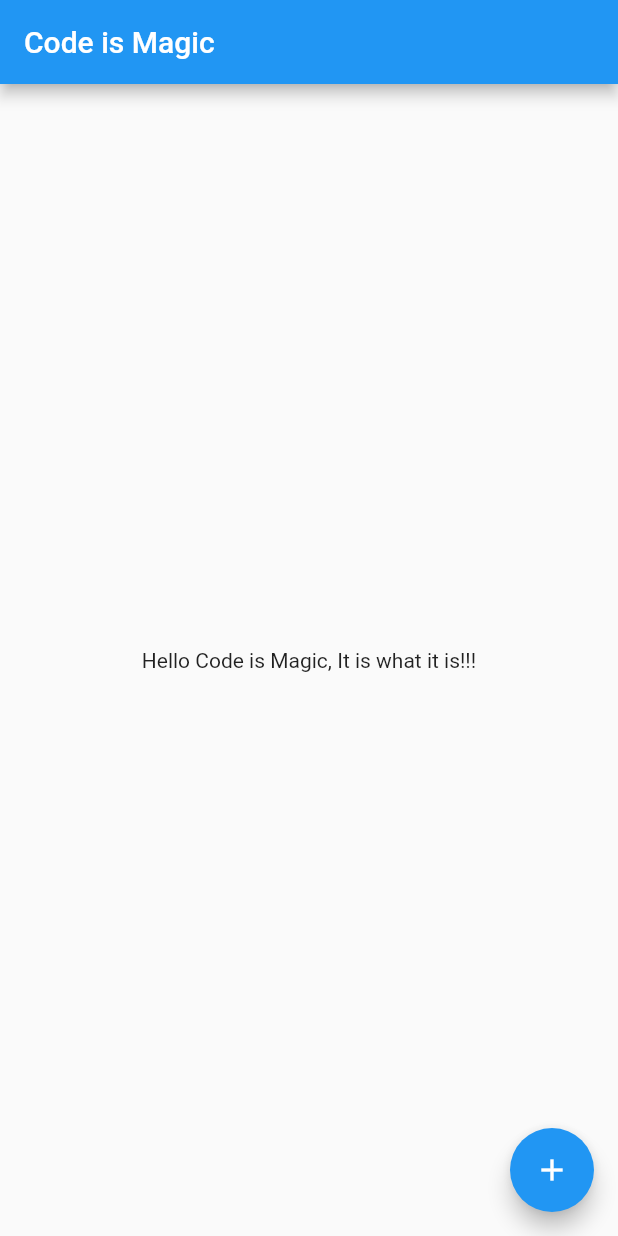
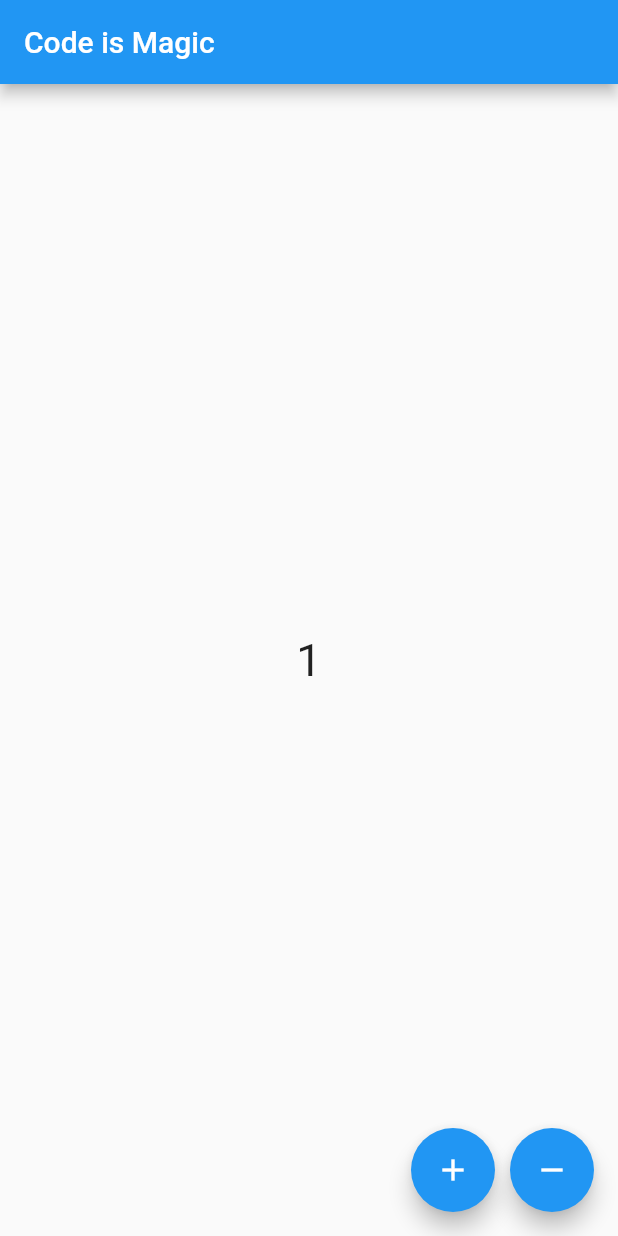
Before and after one commit to Oshinowo/todo-app, a Flutter app: the screen it shows after launch, after a tap on the "add" icon, on a phone screen of 412 x 824 dp. Run offline on Flutter 3.47's test engine with Material 2 defaults, Android fonts, the phone set to English and light mode, and no system bars; our stand-ins replace bloc, equatable, flutter_bloc.

Commit message:
complete counter app using cubit

```diff
--- /dev/null
+++ b/lib/cubits/counter/counter_cubit.dart
@@ -0,0 +1,18 @@
+import 'package:bloc/bloc.dart';
+import 'package:equatable/equatable.dart';
+
+part 'counter_state.dart';
+
+class CounterCubit extends Cubit<CounterState> {
+  CounterCubit() : super(CounterState.initial());
+
+  void increment() {
+    final newState = state.copyWith(counter: state.counter + 1);
+    print(newState);
+    emit(newState);
+  }
+
+  void decrement() {
+    emit(state.copyWith(counter: state.counter - 1));
+  }
+}
--- /dev/null
+++ b/lib/cubits/counter/counter_state.dart
@@ -0,0 +1,27 @@
+part of 'counter_cubit.dart';
+
+class CounterState extends Equatable {
+  final int counter;
+
+  const CounterState({
+    required this.counter,
+  });
+
+  factory CounterState.initial() {
+    return const CounterState(counter: 0);
+  }
+
+  CounterState copyWith({
+    int? counter,
+  }) {
+    return CounterState(
+      counter: counter ?? this.counter,
+    );
+  }
+
+  @override
+  bool get stringify => true;
+
+  @override
+  List<Object> get props => [counter];
+}
--- a/lib/main.dart
+++ b/lib/main.dart
@@ -1,4 +1,8 @@
 import 'package:flutter/material.dart';
+import 'package:flutter_bloc/flutter_bloc.dart';
+
+import 'cubits/counter/counter_cubit.dart';
+import 'screens/home_screen.dart';
 
 void main() {
   runApp(const TodoApp());
@@ -9,36 +13,15 @@ class TodoApp extends StatelessWidget {
 
   @override
   Widget build(BuildContext context) {
-    return MaterialApp(
-      title: 'Todo Bloc App',
-      debugShowCheckedModeBanner: false,
-      theme: ThemeData(
-        visualDensity: VisualDensity.adaptivePlatformDensity,
-      ),
-      home: const HomeScreen(),
-    );
-  }
-}
-
-class HomeScreen extends StatelessWidget {
-  const HomeScreen({Key? key}) : super(key: key);
-
-  @override
-  Widget build(BuildContext context) {
-    return Scaffold(
-      appBar: AppBar(
-        title: const Text('Code is Magic'),
-      ),
-      body: const Center(
-        child: Text(
-          'Hello Code is Magic, It is what it is!!!',
+    return BlocProvider<CounterCubit>(
+      create: (context) => CounterCubit(),
+      child: MaterialApp(
+        title: 'Todo Bloc App',
+        debugShowCheckedModeBanner: false,
+        theme: ThemeData(
+          visualDensity: VisualDensity.adaptivePlatformDensity,
         ),
-      ),
-      floatingActionButton: FloatingActionButton(
-        onPressed: () {},
-        child: const Icon(
-          Icons.add,
-        ),
+        home: const HomeScreen(),
       ),
     );
   }
--- /dev/null
+++ b/lib/screens/home_screen.dart
@@ -0,0 +1,124 @@
+import 'package:flutter/material.dart';
+import 'package:flutter_bloc/flutter_bloc.dart';
+import 'package:todo_app/screens/other_screen.dart';
+
+import '../cubits/counter/counter_cubit.dart';
+
+class HomeScreen extends StatelessWidget {
+  const HomeScreen({Key? key}) : super(key: key);
+
+  @override
+  Widget build(BuildContext context) {
+    return Scaffold(
+      appBar: AppBar(
+        title: const Text('Code is Magic'),
+      ),
+      body: Center(
+        child: BlocConsumer<CounterCubit, CounterState>(
+          listener: (context, state) {
+            if (state.counter == 3) {
+              showDialog(
+                context: context,
+                builder: (context) {
+                  return AlertDialog(
+                    content: Text(
+                      'counter is ${state.counter}',
+                      style: const TextStyle(
+                        fontSize: 30,
+                      ),
+                    ),
+                  );
+                },
+              );
+            } else if (state.counter == -1) {
+              Navigator.push(
+                context,
+                MaterialPageRoute(
+                  builder: (context) => const OtherPage(),
+                ),
+              );
+            }
+          },
+          builder: (context, state) {
+            return Text(
+              '${state.counter}',
+              style: const TextStyle(
+                fontSize: 30,
+              ),
+            );
+          },
+        ),
+        //  USING BLOCLISTENER(for one-time actions like displaying a dialog or Navigation) TO WRAP BLOCBUILDER, (but blocconsumer is better).
+        // BlocListener<CounterCubit, CounterState>(
+        //   listener: (context, state) {
+        //     if (state.counter == 3) {
+        //       showDialog(
+        //         context: context,
+        //         builder: (context) {
+        //           return AlertDialog(
+        //             content: Text(
+        //               'counter is ${state.counter}',
+        //               style: const TextStyle(
+        //                 fontSize: 30,
+        //               ),
+        //             ),
+        //           );
+        //         },
+        //       );
+        //     } else if (state.counter == -1) {
+        //       Navigator.push(
+        //         context,
+        //         MaterialPageRoute(
+        //           builder: (context) => const OtherPage(),
+        //         ),
+        //       );
+        //     }
+        //   },
+        //   child: BlocBuilder<CounterCubit, CounterState>(
+        //     builder: (context, state) {
+        //       // return Text(
+        //       //   '${state.counter}', // 2nd method of listening. (wrapping with blocBuilder)
+        //       //   // '${BlocProvider.of<CounterCubit>(context, listen: true).state.counter}', // 1st method of listening
+        //       //   // '${context.watch<CounterCubit>().state.counter}',
+        //       //   style: const TextStyle(
+        //       //     fontSize: 30,
+        //       //   ),
+        //       // );
+        //       return Text(
+        //         '${state.counter}',
+        //         style: const TextStyle(
+        //           fontSize: 30,
+        //         ),
+        //       );
+        //     },
+        //   ),
+        // ),
+      ),
+      floatingActionButton: Row(
+        mainAxisAlignment: MainAxisAlignment.end,
+        children: [
+          FloatingActionButton(
+            onPressed: () {
+              context.read<CounterCubit>().increment();
+              // BlocProvider.of<CounterCubit>(context).increment();
+            },
+            child: const Icon(
+              Icons.add,
+            ),
+          ),
+          const SizedBox(
+            width: 10,
+          ),
+          FloatingActionButton(
+            onPressed: () {
+              BlocProvider.of<CounterCubit>(context).decrement();
+            },
+            child: const Icon(
+              Icons.remove,
+            ),
+          )
+        ],
+      ),
+    );
+  }
+}
--- /dev/null
+++ b/lib/screens/other_screen.dart
@@ -0,0 +1,14 @@
+import 'package:flutter/material.dart';
+
+class OtherPage extends StatelessWidget {
+  const OtherPage({Key? key}) : super(key: key);
+
+  @override
+  Widget build(BuildContext context) {
+    return const Scaffold(
+      body: Center(
+        child: Text('Other Page'),
+      ),
+    );
+  }
+}
--- a/pubspec.yaml
+++ b/pubspec.yaml
@@ -9,13 +9,14 @@ version: 1.0.0+2
 environment:
   sdk: ">=2.17.6 <3.0.0"
 
-
 dependencies:
   flutter:
     sdk: flutter
 
   cupertino_icons: ^1.0.2
   rename: ^2.0.1
+  equatable: ^2.0.3
+  flutter_bloc: ^8.0.1
 
 dev_dependencies:
   flutter_test:
```
Also changed, not shown: pubspec.lock.
